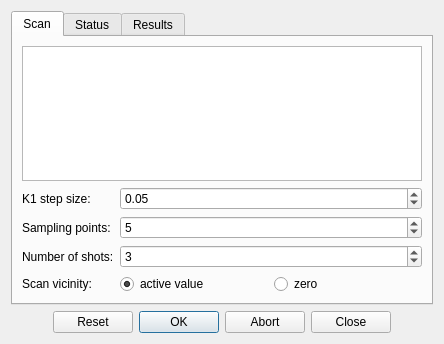
hibtc/madgui, file madgui/online/offcal.ui: the form before one commit.
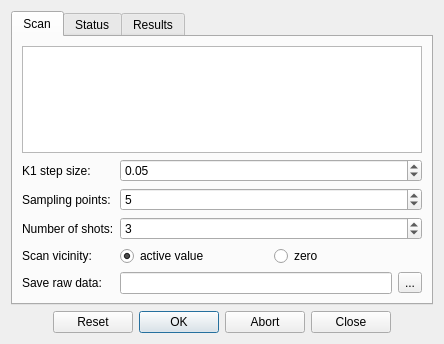
The form after the commit. Custom widgets are drawn as their Qt base class.

Commit message: Add lineedit for selecting output file

The edit to the form file:
```diff
--- a/madgui/online/offcal.ui
+++ b/madgui/online/offcal.ui
@@ -107,6 +107,31 @@
          </property>
         </widget>
        </item>
+       <item row="5" column="0">
+        <widget class="QLabel">
+         <property name="text">
+          <string>Save raw data:</string>
+         </property>
+        </widget>
+       </item>
+       <item row="5" column="1">
+        <layout class="QHBoxLayout">
+         <item>
+          <widget class="QLineEdit" name="ctrl_file">
+           <property name="readOnly">
+            <bool>true</bool>
+           </property>
+          </widget>
+         </item>
+         <item>
+          <widget class="QToolButton" name="btn_file">
+           <property name="text">
+            <string>...</string>
+           </property>
+          </widget>
+         </item>
+        </layout>
+       </item>
       </layout>
      </widget>
      <widget class="QWidget" name="tab_status">
```
The commit also changes 1 other file.
